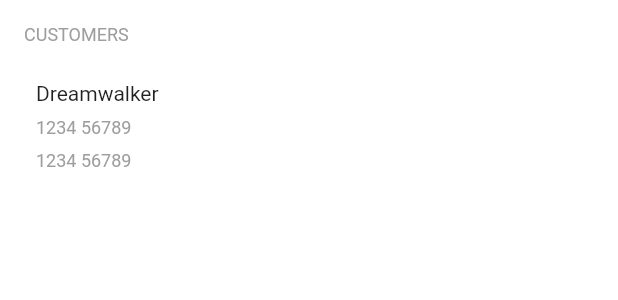
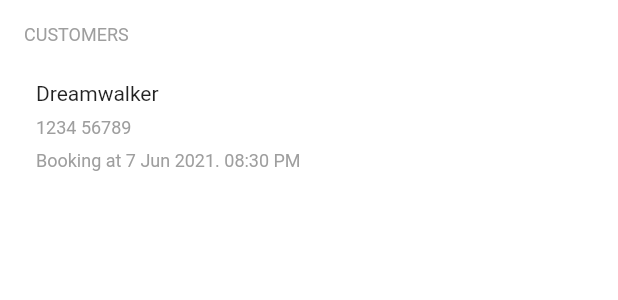
Before and after one commit to JAICHANGPARK/flutter_notebook_14th_story, a Flutter app: the BookingCustomerWidget widget shown alone on an empty page, opened directly, on a phone screen of 412 x 824 dp. Shown: the top 300 px of the screen. Run offline on Flutter 3.47's test engine with Material 2 defaults, Android fonts, the phone set to English and light mode, and no system bars; our stand-ins replace date_picker_timeline, flutter_lorem, get, google_fonts, line_icons.

Commit message:
Update booking_costomer_widget.dart

```diff
--- a/lib/ep871_salon_app/components/booking_costomer_widget.dart
+++ b/lib/ep871_salon_app/components/booking_costomer_widget.dart
@@ -41,7 +41,7 @@ class BookingCustomerWidget extends StatelessWidget {
                         height: 8,
                       ),
                       Text(
-                        "1234 56789",
+                        "Booking at 7 Jun 2021. 08:30 PM",
                         style: TextStyle(fontSize: 12, color: Colors.grey),
                       )
                     ],
```
